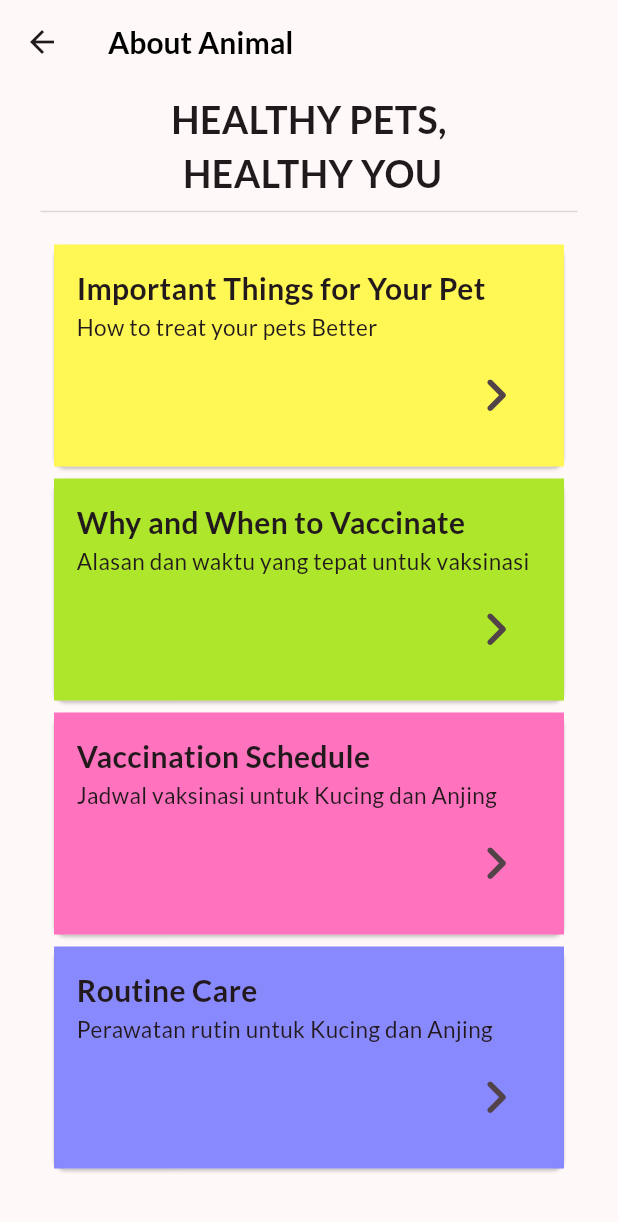
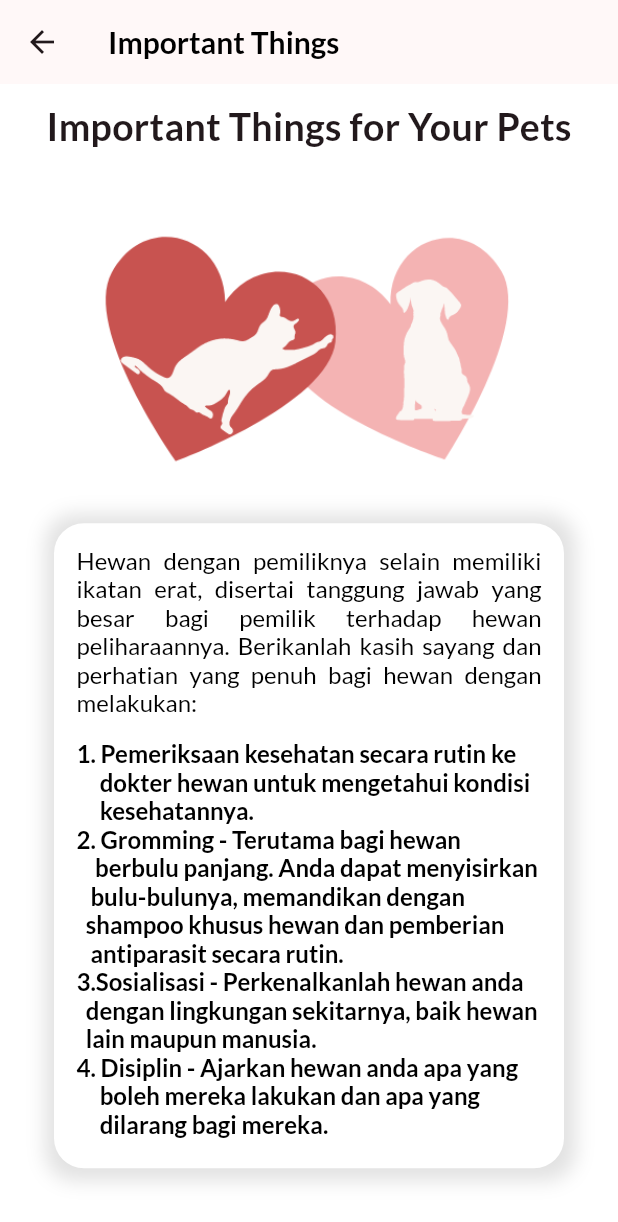
Before and after one commit to Tiarasekarsini/067_AloAnimal, a Flutter app: the AboutAnimal screen opened directly, after a tap on the "navigate next" icon, on a phone screen of 412 x 824 dp. Shown: the top 1222 px of the screen. Run offline on Flutter 3.47's test engine with Material 2 defaults, Android fonts, the phone set to English and light mode, and no system bars; our stand-ins replace cloud_firestore, firebase_auth, firebase_core, fluttertoast, google_fonts, smooth_page_indicator; accounts and stored records are empty.

Commit message:
create view information for user (pawrents) and navigation from about animal to informasi1 page

```diff
--- a/lib/view/aboutanimal/aboutanimal.dart
+++ b/lib/view/aboutanimal/aboutanimal.dart
@@ -1,3 +1,4 @@
+import 'package:aloanimal/view/aboutanimal/informasi_1.dart';
 import 'package:flutter/material.dart';
 import 'package:google_fonts/google_fonts.dart';
 
@@ -71,7 +72,13 @@ class _AboutAnimalState extends State<AboutAnimal> {
                         Align(
                           alignment: Alignment.bottomRight,
                           child: IconButton(
-                            onPressed: () {},
+                            onPressed: () {
+                              Navigator.push(
+                                  context,
+                                  MaterialPageRoute(
+                                      builder: (context) =>
+                                          const Informasi1()));
+                            },
                             icon: const Icon(Icons.navigate_next_rounded),
                             iconSize: 45,
                           ),
--- /dev/null
+++ b/lib/view/aboutanimal/informasi_1.dart
@@ -0,0 +1,134 @@
+import 'package:flutter/material.dart';
+import 'package:google_fonts/google_fonts.dart';
+
+class Informasi1 extends StatelessWidget {
+  const Informasi1({super.key});
+
+  @override
+  Widget build(BuildContext context) {
+    return Scaffold(
+        backgroundColor: Colors.white,
+        appBar: AppBar(
+          title: const Text('Important Things'),
+          titleTextStyle: GoogleFonts.lato(
+            fontSize: 20,
+            fontWeight: FontWeight.bold,
+            color: Colors.black,
+          ),
+        ),
+        body: SingleChildScrollView(
+            child: SafeArea(
+                child: Column(
+          children: [
+            const SizedBox(height: 10),
+            Text(
+              'Important Things for Your Pets',
+              style:
+                  GoogleFonts.lato(fontSize: 25, fontWeight: FontWeight.bold),
+            ),
+            Image.asset('assets/images/informasi1.png'),
+            Container(
+              decoration: BoxDecoration(
+                color: Colors.white,
+                borderRadius: BorderRadius.circular(20),
+                boxShadow: [
+                  BoxShadow(
+                    spreadRadius: 7,
+                    blurRadius: 10,
+                    offset: const Offset(1, 1),
+                    color: Colors.grey.withOpacity(0.3),
+                  ),
+                ],
+              ),
+              padding: const EdgeInsets.all(15),
+              height: 430,
+              width: 340,
+              child: Column(
+                  crossAxisAlignment: CrossAxisAlignment.start,
+                  children: [
+                    RichText(
+                      textAlign: TextAlign.justify,
+                      text: TextSpan(
+                        style: GoogleFonts.lato(
+                          fontSize: 16,
+                          color: Colors.black,
+                        ),
+                        children: [
+                          TextSpan(
+                            text:
+                                'Hewan dengan pemiliknya selain memiliki ikatan erat, disertai tanggung jawab yang besar bagi pemilik terhadap hewan peliharaannya. Berikanlah kasih sayang dan perhatian yang penuh bagi hewan dengan melakukan: ',
+                          ),
+                        ],
+                      ),
+                    ),
+                    const SizedBox(height: 15),
+                    RichText(
+                      textAlign: TextAlign.justify,
+                      text: TextSpan(
+                        style: GoogleFonts.lato(
+                          fontSize: 16,
+                          fontWeight: FontWeight.bold,
+                          color: Colors.black,
+                        ),
+                        children: [
+                          TextSpan(
+                            text:
+                                '1. Pemeriksaan kesehatan secara rutin ke\n     dokter hewan untuk mengetahui kondisi\n     kesehatannya.',
+                          ),
+                        ],
+                      ),
+                    ),
+                    RichText(
+                      textAlign: TextAlign.justify,
+                      text: TextSpan(
+                        style: GoogleFonts.lato(
+                          fontSize: 16,
+                          fontWeight: FontWeight.bold,
+                          color: Colors.black,
+                        ),
+                        children: [
+                          TextSpan(
+                            text:
+                                '2. Gromming - Terutama bagi hewan \n    berbulu panjang. Anda dapat menyisirkan \n   bulu-bulunya, memandikan dengan \n  shampoo khusus hewan dan pemberian\n   antiparasit secara rutin.',
+                          ),
+                        ],
+                      ),
+                    ),
+                    RichText(
+                      textAlign: TextAlign.justify,
+                      text: TextSpan(
+                        style: GoogleFonts.lato(
+                          fontSize: 16,
+                          fontWeight: FontWeight.bold,
+                          color: Colors.black,
+                        ),
+                        children: [
+                          TextSpan(
+                            text:
+                                '3.Sosialisasi - Perkenalkanlah hewan anda\n  dengan lingkungan sekitarnya, baik hewan\n  lain maupun manusia.',
+                          ),
+                        ],
+                      ),
+                    ),
+                    RichText(
+                      textAlign: TextAlign.justify,
+                      text: TextSpan(
+                        style: GoogleFonts.lato(
+                          fontSize: 16,
+                          fontWeight: FontWeight.bold,
+                          color: Colors.black,
+                        ),
+                        children: [
+                          TextSpan(
+                            text:
+                                '4. Disiplin - Ajarkan hewan anda apa yang\n     boleh mereka lakukan dan apa yang\n     dilarang bagi mereka.',
+                          ),
+                        ],
+                      ),
+                    ),
+                  ]),
+            )
+          ],
+        ))));
+  }
+}
```
Also changed, not shown: assets/images/informasi1.png (added).
